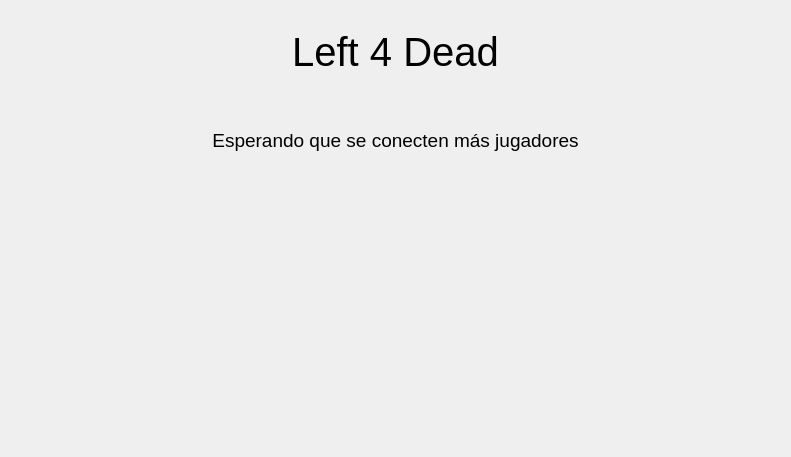
BMQuiroga/TP-FINAL-TALLER-1, file qt/WaitingRoom.ui: the form before one commit.
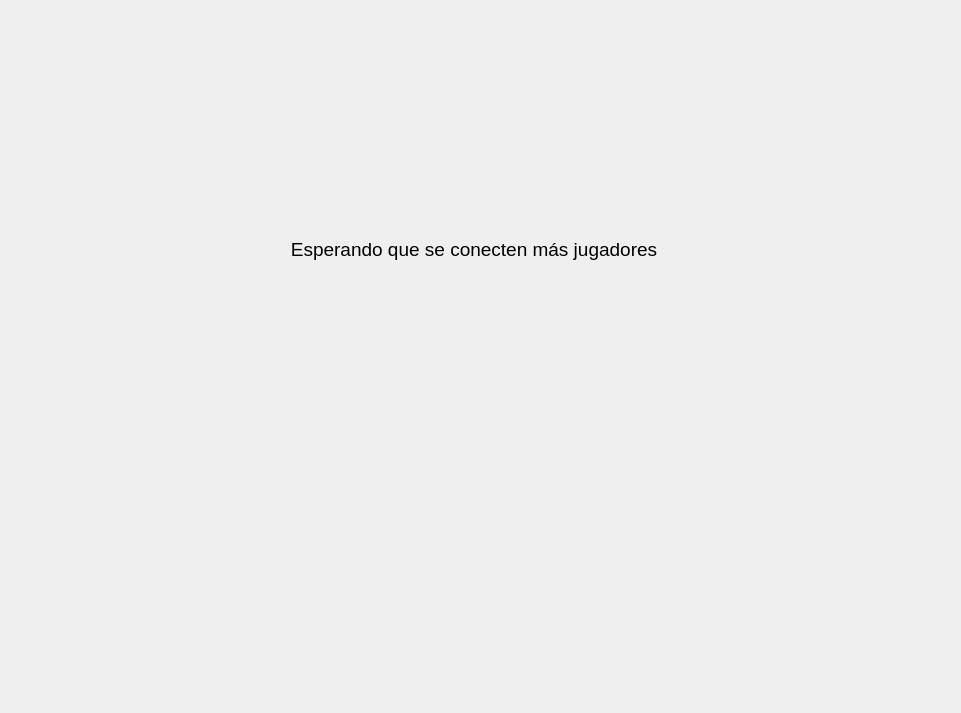
The form after the commit. Icons and pictures are not drawn.

Patch:
```diff
--- a/qt/WaitingRoom.ui
+++ b/qt/WaitingRoom.ui
@@ -6,30 +6,99 @@
    <rect>
     <x>0</x>
     <y>0</y>
-    <width>791</width>
-    <height>457</height>
+    <width>961</width>
+    <height>713</height>
    </rect>
   </property>
   <property name="windowTitle">
    <string>Form</string>
   </property>
-  <layout class="QGridLayout" name="gridLayout">
-   <item row="0" column="0">
-    <widget class="QLabel" name="title">
-     <property name="font">
-      <font>
-       <pointsize>30</pointsize>
-      </font>
-     </property>
-     <property name="text">
-      <string>Left 4 Dead</string>
-     </property>
-     <property name="alignment">
-      <set>Qt::AlignCenter</set>
-     </property>
-    </widget>
-   </item>
-   <item row="1" column="0">
+  <widget class="QWidget" name="layoutWidget">
+   <property name="geometry">
+    <rect>
+     <x>20</x>
+     <y>10</y>
+     <width>914</width>
+     <height>661</height>
+    </rect>
+   </property>
+   <layout class="QHBoxLayout" name="main_6">
+    <item>
+     <spacer name="horizontalSpacer_11">
+      <property name="orientation">
+       <enum>Qt::Horizontal</enum>
+      </property>
+      <property name="sizeType">
+       <enum>QSizePolicy::Fixed</enum>
+      </property>
+      <property name="sizeHint" stdset="0">
+       <size>
+        <width>200</width>
+        <height>20</height>
+       </size>
+      </property>
+     </spacer>
+    </item>
+    <item>
+     <widget class="QFrame" name="frame_20">
+      <property name="sizePolicy">
+       <sizepolicy hsizetype="Fixed" vsizetype="Preferred">
+        <horstretch>0</horstretch>
+        <verstretch>0</verstretch>
+       </sizepolicy>
+      </property>
+      <property name="minimumSize">
+       <size>
+        <width>500</width>
+        <height>0</height>
+       </size>
+      </property>
+      <property name="styleSheet">
+       <string notr="true">background-color: rgb(239, 239, 239);</string>
+      </property>
+      <property name="frameShape">
+       <enum>QFrame::NoFrame</enum>
+      </property>
+      <property name="frameShadow">
+       <enum>QFrame::Plain</enum>
+      </property>
+      <widget class="QWidget" name="verticalLayoutWidget_6">
+       <property name="geometry">
+        <rect>
+         <x>0</x>
+         <y>0</y>
+         <width>494</width>
+         <height>562</height>
+        </rect>
+       </property>
+       <layout class="QVBoxLayout" name="verticalLayout_16">
+        <item>
+         <widget class="QFrame" name="title_6">
+          <property name="sizePolicy">
+           <sizepolicy hsizetype="Maximum" vsizetype="Maximum">
+            <horstretch>0</horstretch>
+            <verstretch>0</verstretch>
+           </sizepolicy>
+          </property>
+          <property name="minimumSize">
+           <size>
+            <width>492</width>
+            <height>190</height>
+           </size>
+          </property>
+          <property name="styleSheet">
+           <string notr="true">background-image: url(&quot;:/newPrefix/logo.png&quot;);</string>
+          </property>
+          <property name="frameShape">
+           <enum>QFrame::NoFrame</enum>
+          </property>
+          <property name="frameShadow">
+           <enum>QFrame::Raised</enum>
+          </property>
+          <layout class="QVBoxLayout" name="verticalLayout_17"/>
+         </widget>
+        </item>
+        <item>
     <widget class="QLabel" name="InfoLabel">
      <property name="font">
       <font>
@@ -44,7 +113,7 @@
      </property>
     </widget>
    </item>
-    <item row="2" column="0">
+        <item>
     <widget class="QLabel" name="gameCodeLabel">
      <property name="font">
       <font>
@@ -59,7 +128,7 @@
      </property>
     </widget>
    </item>
-   <item row="3" column="0">
+        <item>
     <widget class="QLabel" name="playersInfoLabel">
      <property name="font">
       <font>
@@ -74,7 +143,7 @@
      </property>
     </widget>
    </item>
-   <item row="4" column="0">
+        <item>
     <widget class="QLabel" name="counterLabel">
      <property name="font">
       <font>
@@ -91,6 +160,29 @@
    </item>
   </layout>
  </widget>
- <resources/>
+     </widget>
+    </item>
+    <item>
+     <spacer name="horizontalSpacer_12">
+      <property name="orientation">
+       <enum>Qt::Horizontal</enum>
+      </property>
+      <property name="sizeType">
+       <enum>QSizePolicy::Fixed</enum>
+      </property>
+      <property name="sizeHint" stdset="0">
+       <size>
+        <width>200</width>
+        <height>13</height>
+       </size>
+      </property>
+     </spacer>
+    </item>
+   </layout>
+  </widget>
+ </widget>
+ <resources>
+  <include location="logo.qrc"/>
+ </resources>
  <connections/>
 </ui>
```
Lines whose indentation alone changed are shown as unchanged.
